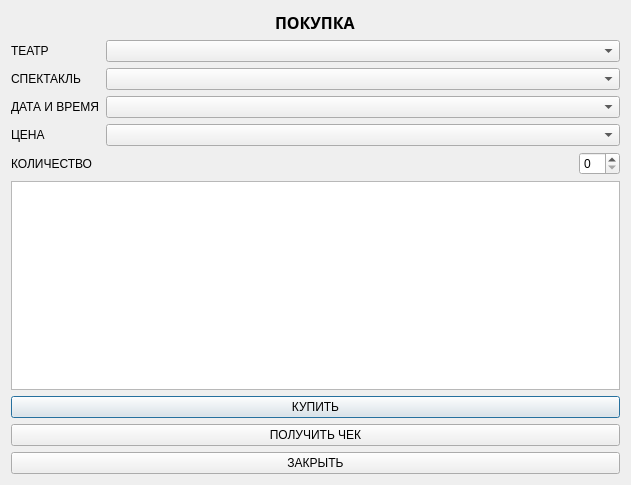
The window that QtDataBase/dialogbuy.ui (decentNick/QtDataBase) describes before a commit, drawn with Qt 5.
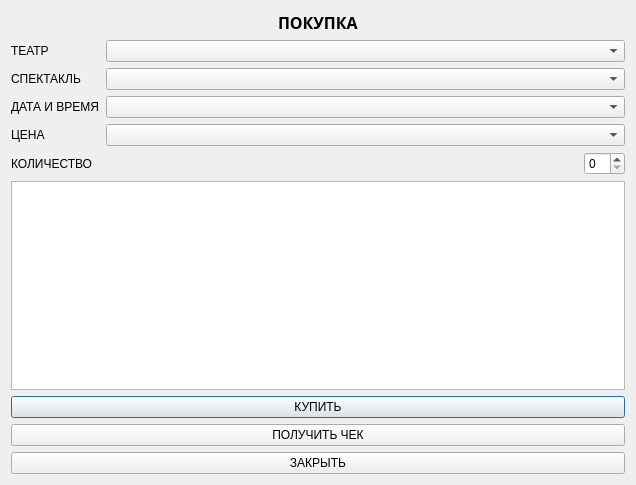
The same window after the commit.

Patch:
```diff
--- a/QtDataBase/dialogbuy.ui
+++ b/QtDataBase/dialogbuy.ui
@@ -6,7 +6,7 @@
    <rect>
     <x>0</x>
     <y>0</y>
-    <width>631</width>
+    <width>636</width>
     <height>485</height>
    </rect>
   </property>
```
